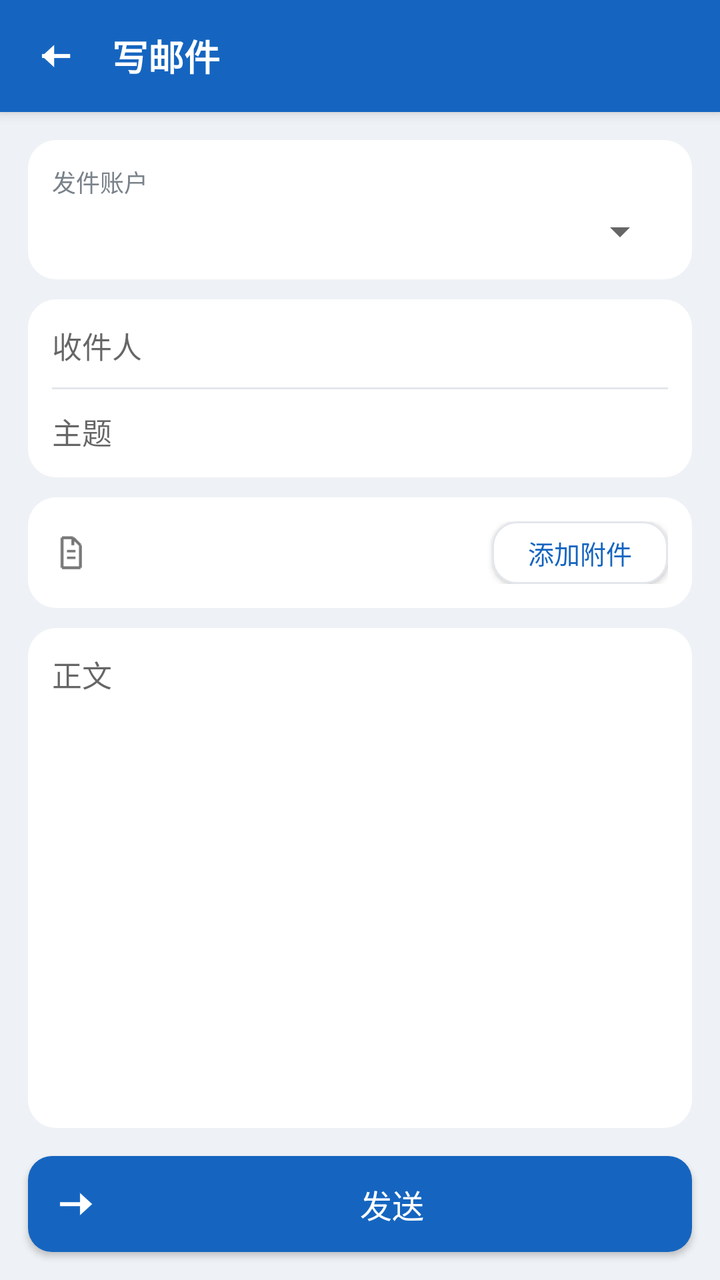
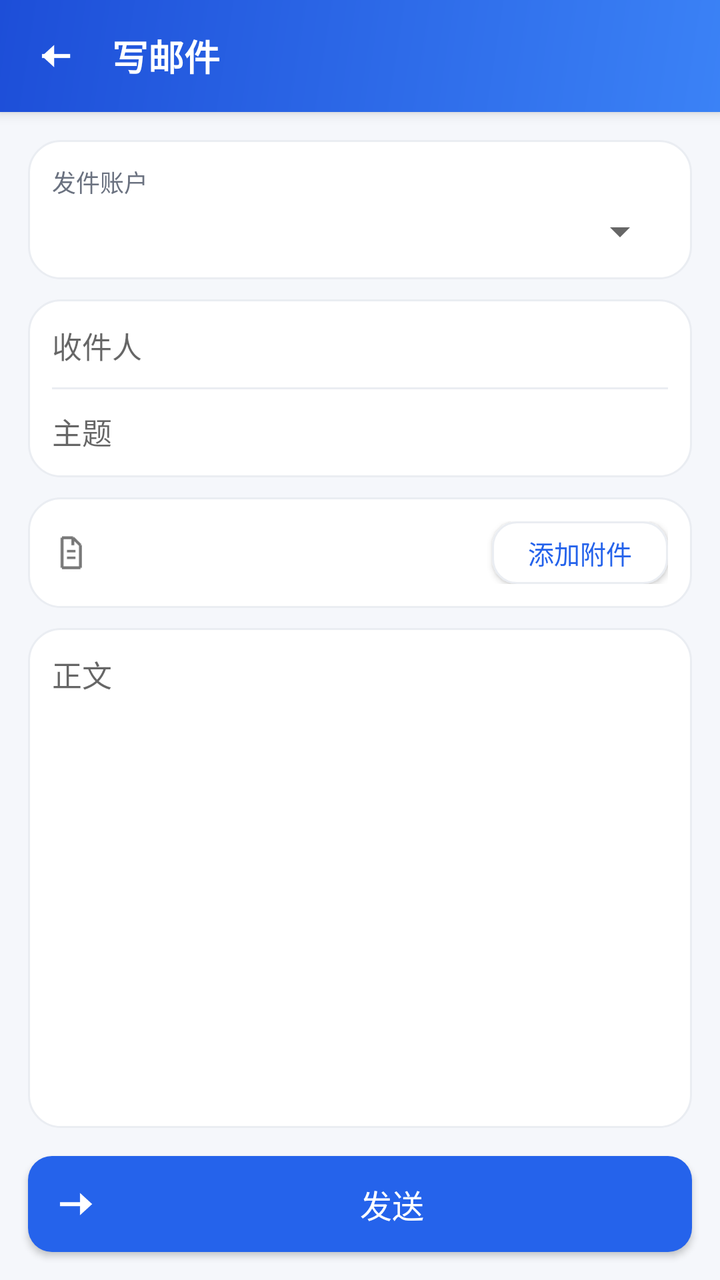

Screens rendered from an Android XML layout before and after an edit, with the pre-edit source and the edit as a unified diff.
<!-- AndroidManifest.xml: application theme AppTheme -->
<!-- res/layout/activity_compose.xml -->
<?xml version="1.0" encoding="utf-8"?>
<LinearLayout xmlns:android="http://schemas.android.com/apk/res/android"
    android:layout_width="match_parent"
    android:layout_height="match_parent"
    android:orientation="vertical">

    <android.widget.Toolbar
        android:id="@+id/toolbar"
        android:layout_width="match_parent"
        android:layout_height="?android:attr/actionBarSize"
        android:background="@color/primary"
        android:elevation="4dp"
        android:contentInsetStart="0dp"
        android:contentInsetLeft="0dp">

        <LinearLayout
            android:layout_width="match_parent"
            android:layout_height="match_parent"
            android:orientation="horizontal"
            android:gravity="center_vertical"
            android:paddingLeft="6dp"
            android:paddingRight="16dp">

            <ImageButton
                android:id="@+id/btn_back"
                android:layout_width="42dp"
                android:layout_height="42dp"
                android:src="@drawable/ic_back_white"
                android:scaleType="center"
                android:background="?android:attr/selectableItemBackgroundBorderless"
                android:contentDescription="@string/content_back" />

            <TextView
                android:layout_width="0dp"
                android:layout_height="wrap_content"
                android:layout_weight="1"
                android:layout_marginLeft="8dp"
                android:text="@string/bar_title_compose"
                android:textColor="@color/on_primary"
                android:textSize="18sp"
                android:textStyle="bold" />

        </LinearLayout>
    </android.widget.Toolbar>

    <ScrollView
        android:layout_width="match_parent"
        android:layout_height="0dp"
        android:layout_weight="1"
        android:fillViewport="true">

        <LinearLayout
            android:layout_width="match_parent"
            android:layout_height="wrap_content"
            android:orientation="vertical"
            android:padding="14dp">

            
            <LinearLayout
                android:layout_width="match_parent"
                android:layout_height="wrap_content"
                android:orientation="vertical"
                android:padding="12dp"
                android:background="@drawable/bg_card">

                <TextView
                    android:layout_width="wrap_content"
                    android:layout_height="wrap_content"
                    android:text="@string/label_from"
                    android:textColor="@color/sub"
                    android:textSize="12sp" />

                <Spinner
                    android:id="@+id/spinner_from"
                    android:layout_width="match_parent"
                    android:layout_height="wrap_content"
                    android:layout_marginTop="4dp" />

            </LinearLayout>

            
            <LinearLayout
                android:layout_width="match_parent"
                android:layout_height="wrap_content"
                android:orientation="vertical"
                android:layout_marginTop="10dp"
                android:padding="12dp"
                android:background="@drawable/bg_card">

                <EditText
                    android:id="@+id/et_to"
                    android:layout_width="match_parent"
                    android:layout_height="wrap_content"
                    android:hint="@string/hint_to"
                    android:inputType="textEmailAddress"
                    android:background="@android:color/transparent"
                    android:textSize="15sp" />

                <View
                    android:layout_width="match_parent"
                    android:layout_height="1dp"
                    android:layout_marginTop="10dp"
                    android:layout_marginBottom="10dp"
                    android:background="@color/divider" />

                <EditText
                    android:id="@+id/et_subject"
                    android:layout_width="match_parent"
                    android:layout_height="wrap_content"
                    android:hint="@string/hint_subject"
                    android:background="@android:color/transparent"
                    android:textSize="15sp" />

            </LinearLayout>

            
            <LinearLayout
                android:layout_width="match_parent"
                android:layout_height="wrap_content"
                android:orientation="horizontal"
                android:gravity="center_vertical"
                android:layout_marginTop="10dp"
                android:padding="12dp"
                android:background="@drawable/bg_card">

                <ImageView
                    android:layout_width="20dp"
                    android:layout_height="20dp"
                    android:src="@drawable/ic_attach_gray"
                    android:contentDescription="@string/btn_attach" />

                <TextView
                    android:id="@+id/tv_attachments"
                    android:layout_width="0dp"
                    android:layout_height="wrap_content"
                    android:layout_weight="1"
                    android:layout_marginLeft="10dp"
                    android:textSize="13sp"
                    android:textColor="@color/sub"
                    android:singleLine="true"
                    android:ellipsize="end" />

                <Button
                    android:id="@+id/btn_attach"
                    android:layout_width="wrap_content"
                    android:layout_height="wrap_content"
                    android:minHeight="0dp"
                    android:paddingLeft="12dp"
                    android:paddingRight="12dp"
                    android:paddingTop="6dp"
                    android:paddingBottom="6dp"
                    android:text="@string/btn_attach"
                    android:textSize="13sp"
                    android:textColor="@color/primary"
                    android:background="@drawable/btn_outline" />

                <TextView
                    android:id="@+id/btn_clear_attach"
                    android:layout_width="wrap_content"
                    android:layout_height="wrap_content"
                    android:layout_marginLeft="8dp"
                    android:padding="6dp"
                    android:text="@string/btn_clear_attach"
                    android:textSize="13sp"
                    android:textColor="@color/sub"
                    android:background="?android:attr/selectableItemBackground"
                    android:visibility="gone" />

            </LinearLayout>

            
            <EditText
                android:id="@+id/et_body"
                android:layout_width="match_parent"
                android:layout_height="0dp"
                android:layout_weight="1"
                android:minLines="5"
                android:layout_marginTop="10dp"
                android:hint="@string/hint_body"
                android:gravity="top"
                android:padding="12dp"
                android:textSize="15sp"
                android:lineSpacingExtra="3dp"
                android:background="@drawable/bg_card" />

        </LinearLayout>
    </ScrollView>

    <Button
        android:id="@+id/btn_send"
        android:layout_width="match_parent"
        android:layout_height="wrap_content"
        android:layout_marginLeft="14dp"
        android:layout_marginRight="14dp"
        android:layout_marginBottom="14dp"
        android:drawableStart="@drawable/ic_arrow_right_white"
        android:drawablePadding="8dp"
        android:padding="12dp"
        android:text="@string/btn_send"
        android:textColor="@color/on_primary"
        android:textSize="16sp"
        android:background="@drawable/btn_primary" />

</LinearLayout>
<!-- resources referenced by this layout -->
<resources>
  <color name="divider">#E3E7EC</color>
  <color name="on_primary">#FFFFFF</color>
  <color name="primary">#1565C0</color>
  <color name="sub">#7A828A</color>
  <!-- drawable bg_card (drawable) -->
  <?xml version="1.0" encoding="utf-8"?>
  <shape xmlns:android="http://schemas.android.com/apk/res/android"
      android:shape="rectangle">
      <solid android:color="@color/card" />
      <corners android:radius="14dp" />
  </shape>
  <!-- drawable btn_outline (drawable) -->
  <?xml version="1.0" encoding="utf-8"?>
  <selector xmlns:android="http://schemas.android.com/apk/res/android">
      <item android:state_pressed="true">
          <shape android:shape="rectangle">
              <solid android:color="@color/primary_light" />
              <corners android:radius="12dp" />
              <stroke android:width="1dp" android:color="@color/primary" />
          </shape>
      </item>
      <item>
          <shape android:shape="rectangle">
              <solid android:color="@color/card" />
              <corners android:radius="12dp" />
              <stroke android:width="1dp" android:color="@color/divider" />
          </shape>
      </item>
  </selector>
  <!-- drawable btn_primary (drawable) -->
  <?xml version="1.0" encoding="utf-8"?>
  <selector xmlns:android="http://schemas.android.com/apk/res/android">
      <item android:state_pressed="true">
          <shape android:shape="rectangle">
              <solid android:color="@color/primary_dark" />
              <corners android:radius="12dp" />
          </shape>
      </item>
      <item>
          <shape android:shape="rectangle">
              <solid android:color="@color/primary" />
              <corners android:radius="12dp" />
          </shape>
      </item>
  </selector>
  <!-- drawable ic_arrow_right_white: png bitmap (drawable-hdpi, 433 bytes) -->
  <!-- drawable ic_attach_gray: png bitmap (drawable-hdpi, 1065 bytes) -->
  <!-- drawable ic_back_white: png bitmap (drawable-hdpi, 425 bytes) -->
  <string name="bar_title_compose">写邮件</string>
  <string name="btn_attach">添加附件</string>
  <string name="btn_clear_attach">清除</string>
  <string name="btn_send">发送</string>
  <string name="content_back">返回</string>
  <string name="hint_body">正文</string>
  <string name="hint_subject">主题</string>
  <string name="hint_to">收件人</string>
  <string name="label_from">发件账户</string>
  <style name="AppTheme" parent="@android:style/Theme.Material.Light.NoActionBar">
          <item name="android:colorPrimary">@color/primary</item>
          <item name="android:colorPrimaryDark">@color/primary_dark</item>
          <item name="android:colorAccent">@color/primary</item>
          <item name="android:windowBackground">@color/bg</item>
          <item name="android:statusBarColor">@color/primary_dark</item>
      </style>
  <color name="card">#FFFFFF</color>
  <color name="primary_light">#E3F0FC</color>
  <color name="primary_dark">#0D47A1</color>
  <color name="bg">#EEF1F5</color>
</resources>

<!-- the commit's change to res/layout/activity_compose.xml (unified diff, before → after) -->
@@ -7,8 +7,8 @@
     <android.widget.Toolbar
         android:id="@+id/toolbar"
         android:layout_width="match_parent"
-        android:layout_height="?android:attr/actionBarSize"
-        android:background="@color/primary"
+            android:layout_height="?android:attr/actionBarSize"
+            android:background="@drawable/bg_toolbar"
         android:elevation="4dp"
         android:contentInsetStart="0dp"
         android:contentInsetLeft="0dp">
<!-- resource entries referenced after the edit -->
@@ -1,15 +1,25 @@
 <!-- resources referenced by this layout -->
 <resources>
-  <color name="divider">#E3E7EC</color>
+  <color name="divider">#EAEDF2</color>
   <color name="on_primary">#FFFFFF</color>
-  <color name="primary">#1565C0</color>
-  <color name="sub">#7A828A</color>
+  <color name="primary">#2563EB</color>
+  <color name="sub">#6B7280</color>
   <!-- drawable bg_card (drawable) -->
   <?xml version="1.0" encoding="utf-8"?>
   <shape xmlns:android="http://schemas.android.com/apk/res/android"
       android:shape="rectangle">
       <solid android:color="@color/card" />
-      <corners android:radius="14dp" />
+      <corners android:radius="16dp" />
+      <stroke android:width="1dp" android:color="@color/divider" />
+  </shape>
+  <!-- drawable bg_toolbar (drawable) -->
+  <?xml version="1.0" encoding="utf-8"?>
+  <shape xmlns:android="http://schemas.android.com/apk/res/android"
+      android:shape="rectangle">
+      <gradient
+          android:angle="135"
+          android:startColor="@color/grad_start"
+          android:endColor="@color/grad_end" />
   </shape>
   <!-- drawable btn_outline (drawable) -->
   <?xml version="1.0" encoding="utf-8"?>
@@ -65,8 +75,10 @@
           <item name="android:statusBarColor">@color/primary_dark</item>
       </style>
   <color name="card">#FFFFFF</color>
-  <color name="primary_light">#E3F0FC</color>
-  <color name="primary_dark">#0D47A1</color>
-  <color name="bg">#EEF1F5</color>
+  <color name="grad_start">#3B82F6</color>
+  <color name="grad_end">#1D4ED8</color>
+  <color name="primary_light">#EFF4FF</color>
+  <color name="primary_dark">#1E3A8A</color>
+  <color name="bg">#F5F7FB</color>
 </resources>
 
